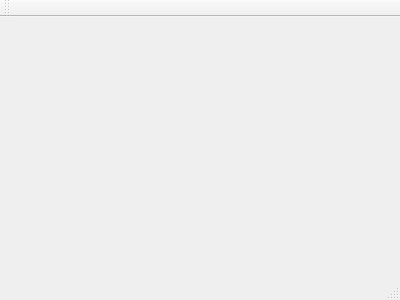
Old version of the form QuizApp/mainwindow.ui in the repository Juk3n/QuizApp.
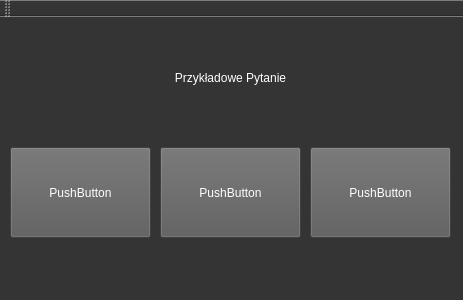
New version of the form.

```diff
--- a/QuizApp/mainwindow.ui
+++ b/QuizApp/mainwindow.ui
@@ -1,24 +1,108 @@
 <ui version="4.0">
  <class>MainWindow</class>
- <widget class="QMainWindow" name="MainWindow" >
-  <property name="geometry" >
+ <widget class="QMainWindow" name="MainWindow">
+  <property name="geometry">
    <rect>
     <x>0</x>
     <y>0</y>
-    <width>400</width>
+    <width>463</width>
     <height>300</height>
    </rect>
   </property>
   <property name="windowTitle" >
    <string>MainWindow</string>
   </property>
-  <widget class="QMenuBar" name="menuBar" />
-  <widget class="QToolBar" name="mainToolBar" />
-  <widget class="QWidget" name="centralWidget" />
-  <widget class="QStatusBar" name="statusBar" />
+  <property name="styleSheet">
+   <string notr="true">background-color: rgb(52, 52, 52);
+color: rgb(255, 255, 255);</string>
+  </property>
+  <widget class="QWidget" name="centralWidget">
+   <widget class="QPushButton" name="pushButton">
+    <property name="geometry">
+     <rect>
+      <x>10</x>
+      <y>130</y>
+      <width>141</width>
+      <height>91</height>
+     </rect>
+    </property>
+    <property name="styleSheet">
+     <string notr="true">background-color: rgb(90, 90, 90);</string>
+    </property>
+    <property name="text">
+     <string>PushButton</string>
+    </property>
+   </widget>
+   <widget class="QPushButton" name="pushButton_2">
+    <property name="geometry">
+     <rect>
+      <x>160</x>
+      <y>130</y>
+      <width>141</width>
+      <height>91</height>
+     </rect>
+    </property>
+    <property name="styleSheet">
+     <string notr="true">background-color: rgb(90, 90, 90);</string>
+    </property>
+    <property name="text">
+     <string>PushButton</string>
+    </property>
+   </widget>
+   <widget class="QPushButton" name="pushButton_3">
+    <property name="geometry">
+     <rect>
+      <x>310</x>
+      <y>130</y>
+      <width>141</width>
+      <height>91</height>
+     </rect>
+    </property>
+    <property name="styleSheet">
+     <string notr="true">background-color: rgb(90, 90, 90);</string>
+    </property>
+    <property name="text">
+     <string>PushButton</string>
+    </property>
+   </widget>
+   <widget class="QLabel" name="questionLabel">
+    <property name="geometry">
+     <rect>
+      <x>10</x>
+      <y>10</y>
+      <width>441</width>
+      <height>101</height>
+     </rect>
+    </property>
+    <property name="text">
+     <string>Przykładowe Pytanie</string>
+    </property>
+    <property name="alignment">
+     <set>Qt::AlignCenter</set>
+    </property>
+   </widget>
+  </widget>
+  <widget class="QMenuBar" name="menuBar">
+   <property name="geometry">
+    <rect>
+     <x>0</x>
+     <y>0</y>
+     <width>463</width>
+     <height>25</height>
+    </rect>
+   </property>
+  </widget>
+  <widget class="QToolBar" name="mainToolBar">
+   <attribute name="toolBarArea">
+    <enum>TopToolBarArea</enum>
+   </attribute>
+   <attribute name="toolBarBreak">
+    <bool>false</bool>
+   </attribute>
+  </widget>
+  <widget class="QStatusBar" name="statusBar"/>
  </widget>
- <layoutDefault spacing="6" margin="11" />
- <pixmapfunction></pixmapfunction>
+ <layoutdefault spacing="6" margin="11"/>
  <resources/>
  <connections/>
 </ui>
```
Left out of the diff: 3 changed lines with no effect on the pictures.
